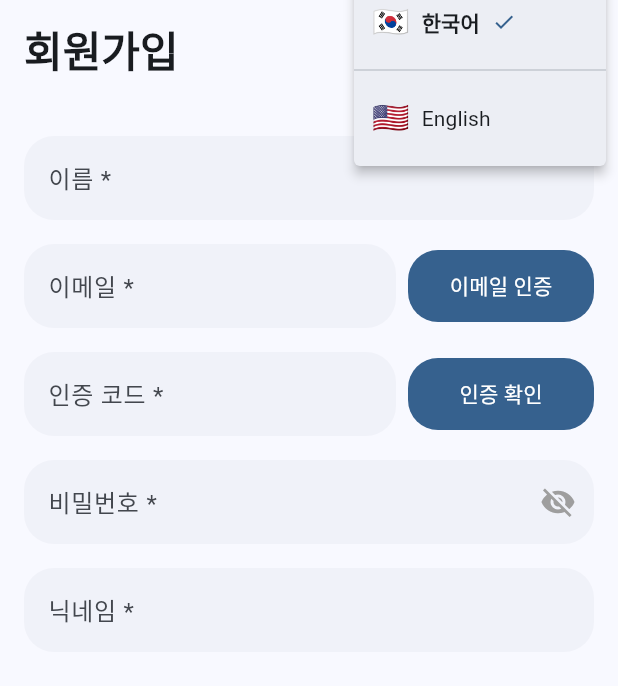
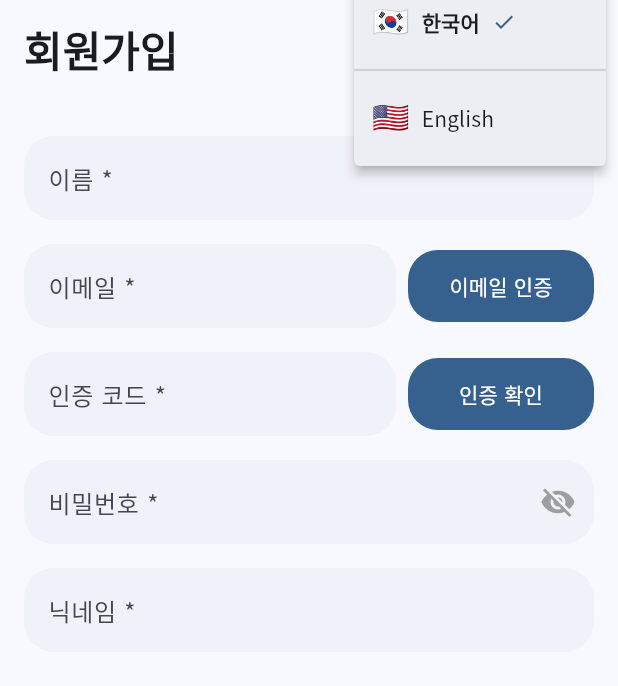
Before and after one commit to tripleyoung/reward-app, a Flutter app: the screen it shows after launch, after a tap on "회원가입", after a tap on the "language" icon, on a phone screen of 412 x 824 dp. Shown: the part 182-868 px from the top of the screen. Run offline on Flutter 3.47's test engine with Material 3 defaults, Android fonts, the phone set to English and light mode, and no system bars; our stand-ins replace dio, flutter_secure_storage, flutter_svg, go_router, google_sign_in, shared_preferences and 1 more; missing offline and left inert: dart:html; generated files the repository leaves out were written again; network calls fail.

Commit message:
font prefetch

```diff
--- a/lib/main.dart
+++ b/lib/main.dart
@@ -3,6 +3,7 @@ import 'dart:io';
 import 'package:flutter/foundation.dart';
 import 'dart:developer' as developer;
 import 'package:flutter/material.dart';
+import 'package:flutter/services.dart';
 import 'package:provider/provider.dart';
 import 'package:flutter_localizations/flutter_localizations.dart';
 import 'package:flutter_gen/gen_l10n/app_localizations.dart';
@@ -39,7 +40,13 @@ void main() async {
   // 로컬 서버 시작
   startLocalServer(authProvider);
 }
-
+Future<void> precacheFonts() async {
+  final fontLoader = FontLoader('NotoSansKR');
+  fontLoader.addFont(rootBundle.load('assets/fonts/NotoSansKR-Regular.ttf'));
+  fontLoader.addFont(rootBundle.load('assets/fonts/NotoSansKR-Medium.ttf'));
+  fontLoader.addFont(rootBundle.load('assets/fonts/NotoSansKR-Bold.ttf'));
+  await fontLoader.load();
+}
 void startLocalServer(AuthProvider authProvider) async {
   final server = await HttpServer.bind(InternetAddress.loopbackIPv4, 8765);
   print('Listening on localhost:${server.port}');
@@ -115,6 +122,15 @@ class MyApp extends StatelessWidget {
           theme: ThemeData(
             useMaterial3: true,
             colorScheme: ColorScheme.fromSeed(seedColor: Colors.blue),
+            fontFamily: 'NotoSansKR',  // 기본 폰트 설정
+            textTheme: const TextTheme(
+              bodyLarge: TextStyle(
+                fontFamily: 'NotoSansKR',
+                fontSize: 16,
+                height: 1.5,
+              ),
+              // 다른 텍스트 스타일도 필요에 따라 설정
+            ),
           ),
         );
       },
```
Also changed, not shown: pubspec.yaml (+9 -0 lines), 9 other files.
